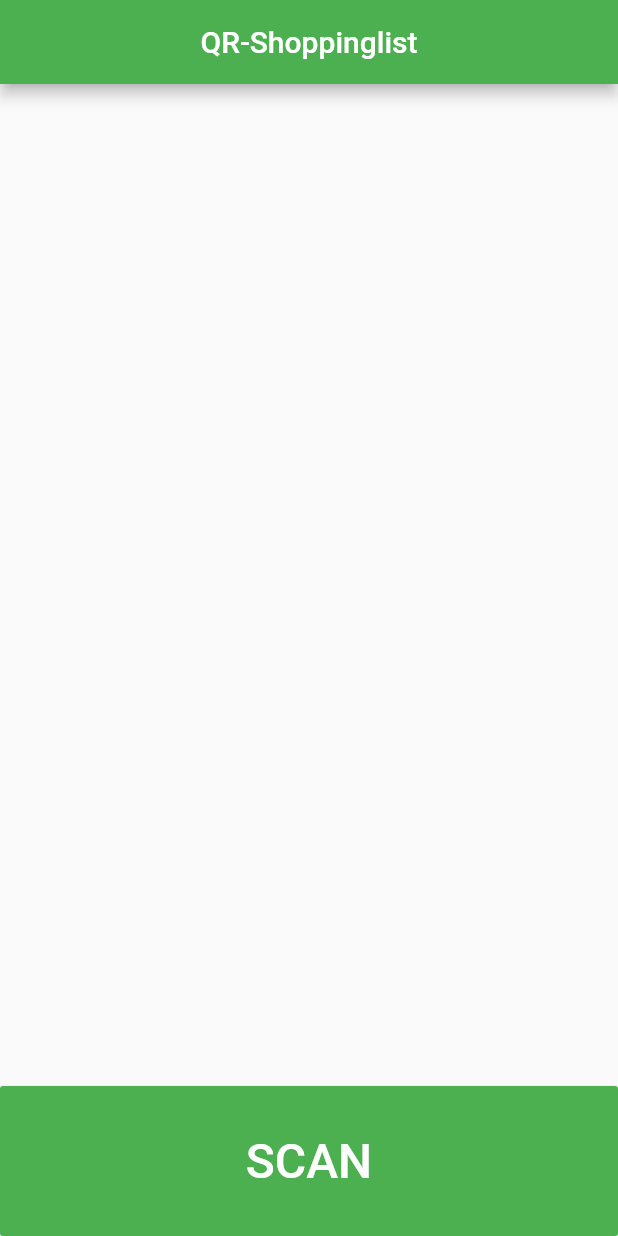
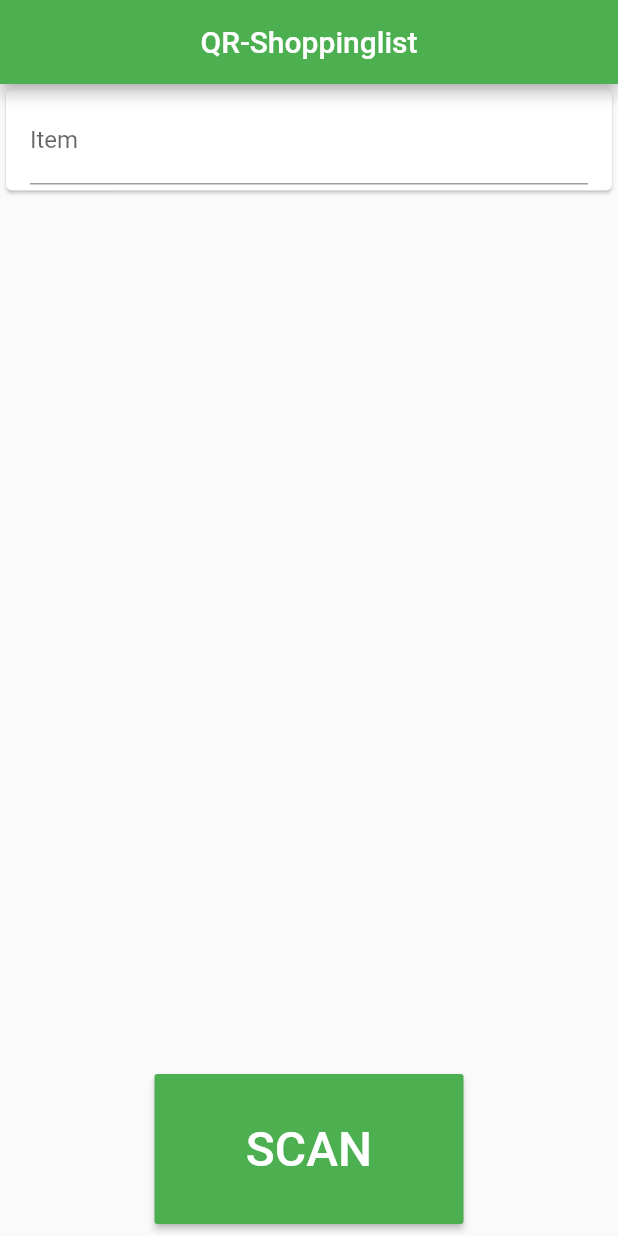
Before and after one commit to tobiasreissmann/qr_list, a Flutter app: the screen it shows after launch, on a phone screen of 412 x 824 dp. Run offline on Flutter 3.47's test engine with Material 2 defaults, Android fonts, the phone set to English and light mode, and no system bars; missing offline and left inert: barcode_scan.

Commit message:
regex and design

```diff
--- a/lib/home_screen.dart
+++ b/lib/home_screen.dart
@@ -12,12 +12,15 @@ class _HomeScreen extends State<HomeScreen> {
   List<Item> itemList = [];
 
   Widget build(BuildContext context) {
+    final bool showScan = MediaQuery.of(context).viewInsets.bottom == 0.0;
     return Scaffold(
         appBar: AppBar(
           centerTitle: true,
           title: Text('QR-Shoppinglist'),
         ),
-      body: Column(
+        body: Stack(
+          children: <Widget>[
+            Column(
                 crossAxisAlignment: CrossAxisAlignment.center,
                 mainAxisSize: MainAxisSize.max,
                 mainAxisAlignment: MainAxisAlignment.spaceBetween,
@@ -26,77 +29,105 @@ class _HomeScreen extends State<HomeScreen> {
                       child: Container(
                           height: MediaQuery.of(context).size.height,
                           child: ListView.builder(
-                      itemCount: itemList.length,
+                            itemCount: itemList.length + 1,
                             itemBuilder: (BuildContext context, int index) {
+                              if (index < itemList.length) {
                                 return Card(
                                     child: Padding(
                                         padding: const EdgeInsets.all(16.0),
-                              child: Row(
-                                children: <Widget>[
-                                  Column(
-                                    children: <Widget>[
+                                        child: Row(children: <Widget>[
+                                          Column(children: <Widget>[
                                             Container(
                                                 padding: const EdgeInsets.only(right: 16.0),
-                                          child: Row(
-                                            children: <Widget>[
+                                                width: MediaQuery.of(context).size.width * 0.5,
+                                                child: Row(children: <Widget>[
                                                   Text(
                                                     'Item: ',
                                                     style: TextStyle(fontSize: 16.0),
+                                                    textAlign: TextAlign.left
                                                   ),
                                                   Text(
                                                     itemList[index].name,
                                                     style: TextStyle(fontSize: 16.0, fontWeight: FontWeight.bold),
+                                                    textAlign: TextAlign.left
+                                                  ),
+                                                ]))
+                                          ]),
+                                          Column(children: <Widget>[
+                                            Container(
+                                                width: MediaQuery.of(context).size.width * 0.3,
+                                                // padding: const EdgeInsets.symmetric(horizontal: 8.0),
+                                                child: Row(children: <Widget>[
+                                                  Text(
+                                                    itemList[index].number,
+                                                    style: TextStyle(fontSize: 16.0, fontWeight: FontWeight.bold),
+                                                    textAlign: TextAlign.right
                                                   )
-                                            ],
-                                          ))
-                                    ],
-                                  ),
+                                                ]))
+                                          ]),
                                           Column(
                                             children: <Widget>[
                                               Container(
-                                          // padding: const EdgeInsets.symmetric(horizontal: 8.0),
-                                          child: Row(
-                                        children: <Widget>[
-                                          Text(
-                                            'Number: ',
-                                            style: TextStyle(fontSize: 16.0),
-                                          ),
-                                          Text(
-                                            itemList[index].number,
-                                            style: TextStyle(fontSize: 16.0, fontWeight: FontWeight.bold),
-                                          )
-                                        ],
-                                      ))
+                                                  width: MediaQuery.of(context).size.width * 0.1,
+                                                  child: IconButton(
+                                                      icon: Icon(Icons.cancel),
+                                                      color: Colors.grey,
+                                                      onPressed: () {
+                                                        setState(() {
+                                                          this.itemList.removeAt(index);
+                                                        });
+                                                      }))
                                             ],
                                           )
-                                ],
-                              )),
-                        );
+                                        ])));
+                              } else {
+                                return Column(
+                                  children: <Widget>[
+                                    Card(
+                                        child: Padding(
+                                            padding: const EdgeInsets.only(top: 4, bottom: 4, left: 16, right: 16),
+                                            child: TextFormField(
+                                              decoration: const InputDecoration(
+                                                labelText: 'Item',
+                                              ),
+                                              onSaved: (text) {
+                                                this.itemList.add(Item(text, '0000'));
                                               },
                                             ))),
-            Column(
-                crossAxisAlignment: CrossAxisAlignment.center,
-                mainAxisSize: MainAxisSize.max,
-                mainAxisAlignment: MainAxisAlignment.end,
-                children: <Widget>[
-                  Container(
+                                    Container(height: 116)
+                                  ],
+                                );
+                              }
+                            },
+                          ))),
+                ]),
+            showScan
+                ? Column(mainAxisAlignment: MainAxisAlignment.end, children: [
+                    Center(
+                        child: Padding(
+                      padding: EdgeInsets.only(bottom: 8),
+                      child: Container(
                           child: ButtonTheme(
-                          minWidth: MediaQuery.of(context).size.width,
+                              minWidth: MediaQuery.of(context).size.width / 2,
                               height: 100,
                               child: RaisedButton(
                                 textColor: Colors.white,
                                 onPressed: scan,
                                 child: const Text('SCAN', style: TextStyle(fontSize: 32.0)),
-                          )))
+                              ))),
+                    )),
                   ])
-          ]),
-    );
+                : Container(),
+          ],
+        ));
   }
 
   Future scan() async {
     try {
       String scan = await BarcodeScanner.scan();
-      setState(() => this.itemList.add(Item('name', scan)));
+      RegExp expNumber = new RegExp(r"([0-9])\w+");
+      RegExp expName = new RegExp(r"kg\s([^\n]*)|Stück\s*([^\n]*)|Bund\s([^\n]*)");
+      setState(() => this.itemList.add(Item(expName.stringMatch(scan), expNumber.stringMatch(scan))));
     } on PlatformException catch (e) {
       if (e.code == BarcodeScanner.CameraAccessDenied) {
       } else {}
--- a/lib/main.dart
+++ b/lib/main.dart
@@ -1,10 +1,10 @@
 import 'package:flutter/material.dart';
 import 'package:flutter/services.dart';
 import 'package:qr_list/home_screen.dart';
-import 'package:flutter_statusbarcolor/flutter_statusbarcolor.dart';
+// import 'package:flutter_statusbarcolor/flutter_statusbarcolor.dart';
 
 Future main() async {
-  await FlutterStatusbarcolor.setNavigationBarColor(Colors.green[700]);
+  // await FlutterStatusbarcolor.setNavigationBarColor(Colors.green[700]);
   SystemChrome.setPreferredOrientations([DeviceOrientation.portraitUp])
     .then((_) {
       runApp(new MyApp());
@@ -18,7 +18,7 @@ class MyApp extends StatelessWidget {
       debugShowCheckedModeBanner: false,
       title: 'QR-Shoppinglist',
       theme: ThemeData(
-        primarySwatch: Colors.green,
+        primarySwatch: Colors.green
       ),
       home: HomeScreen(),
     );
```
Lines whose indentation alone changed are shown as unchanged.
